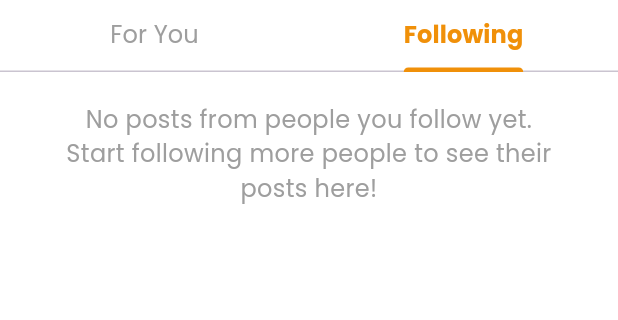
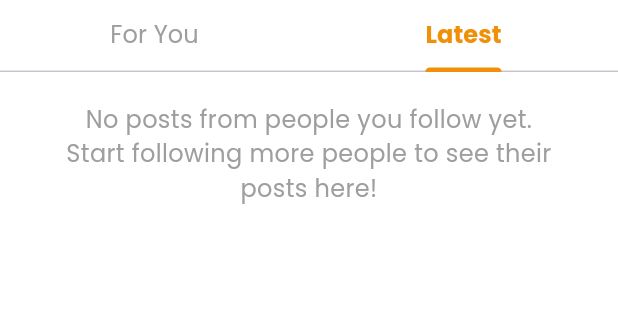
Before and after one commit to NavodXDilshan/WanderNet-FYP-, a Flutter app: the Feed screen opened directly, tab 2 chosen, on a phone screen of 412 x 824 dp, the part 84-404 px from its top. Run offline on Flutter 3.47's test engine with Material 3 defaults, Android fonts, the phone set to English and light mode, and no system bars; our stand-ins replace flutter_secure_storage, flutter_svg, geocoding, geolocator, google_maps_flutter, image_picker and 4 more; missing offline and left inert: dart:ffi, flutter_polyline_points, mongo_dart; accounts and stored records are empty; network calls fail.

Commit message:
change following to latest

```diff
--- a/lib/pages/feed.dart
+++ b/lib/pages/feed.dart
@@ -118,7 +118,7 @@ class _FeedState extends State<Feed> with SingleTickerProviderStateMixin {
               ),
               tabs: const [
                 Tab(text: 'For You'),
-                Tab(text: 'Following'),
+                Tab(text: 'Latest'),
               ],
             ),
           ),
```
